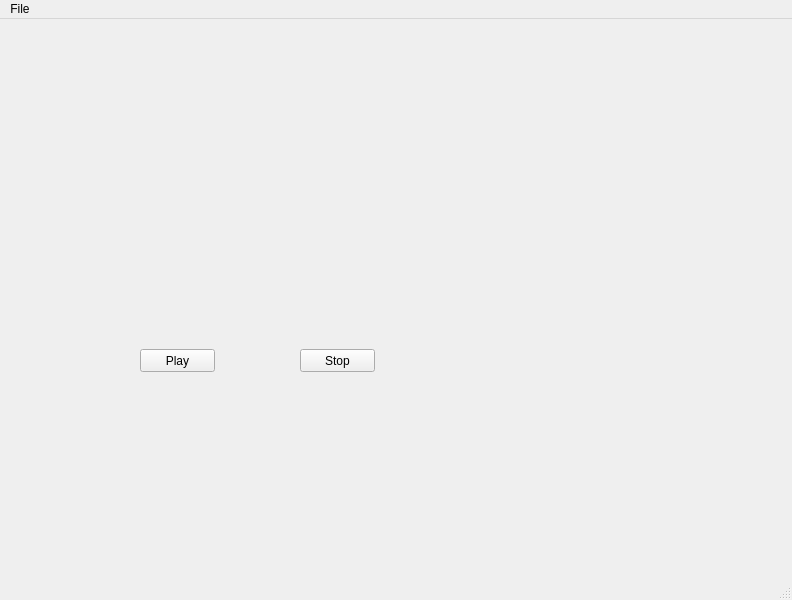
The window that ui/basic.ui (pratikone/videoVenom) describes before a commit, drawn with Qt 5.
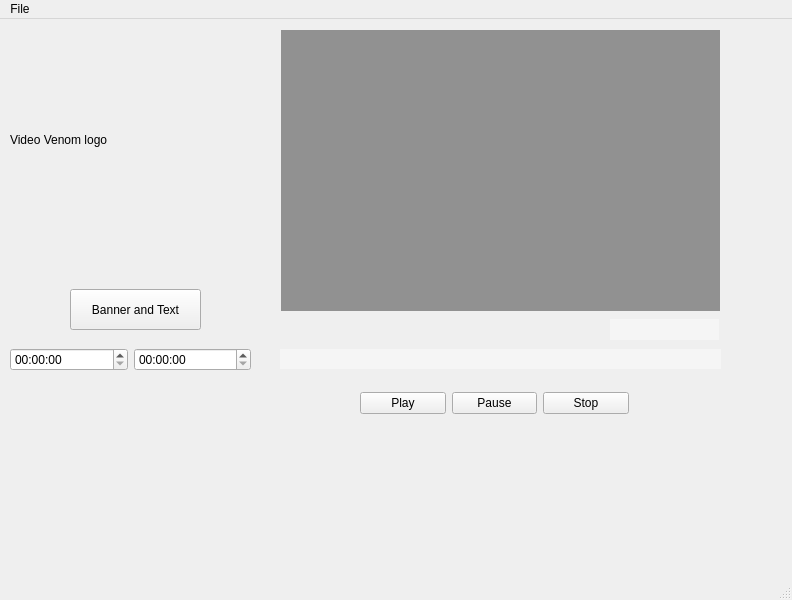
The same window after the commit. Custom widgets are drawn as their Qt base class.

Commit message: added UI elements to original video player

What changed in the file:
```diff
--- a/ui/basic.ui
+++ b/ui/basic.ui
@@ -17,59 +17,119 @@
    <widget class="Phonon::VideoPlayer" name="videoPlayer">
     <property name="geometry">
      <rect>
-      <x>130</x>
-      <y>50</y>
-      <width>300</width>
-      <height>200</height>
+      <x>281</x>
+      <y>11</y>
+      <width>439</width>
+      <height>281</height>
      </rect>
     </property>
+    <property name="styleSheet">
+     <string notr="true">background-color: rgba(0, 0, 0, 100)</string>
+    </property>
    </widget>
    <widget class="Phonon::SeekSlider" name="seekSlider">
     <property name="geometry">
      <rect>
-      <x>130</x>
+      <x>280</x>
+      <y>330</y>
+      <width>441</width>
+      <height>20</height>
+     </rect>
+    </property>
+    <property name="styleSheet">
+     <string notr="true">background-color: rgba(255, 255, 255, 100)</string>
+    </property>
+   </widget>
+   <widget class="Phonon::VolumeSlider" name="volumeSlider" native="true">
+    <property name="geometry">
+     <rect>
+      <x>610</x>
       <y>300</y>
-      <width>301</width>
-      <height>19</height>
-     </rect>
-    </property>
-   </widget>
-   <widget class="Phonon::VolumeSlider" name="volumeSlider">
-    <property name="geometry">
-     <rect>
-      <x>320</x>
-      <y>270</y>
       <width>109</width>
-      <height>22</height>
+      <height>21</height>
      </rect>
     </property>
+    <property name="styleSheet">
+     <string notr="true">background-color: rgba(255, 255, 255, 100)</string>
+    </property>
    </widget>
-   <widget class="QPushButton" name="playButton">
+   <widget class="QPushButton" name="bannerBtn">
     <property name="geometry">
      <rect>
-      <x>140</x>
-      <y>330</y>
-      <width>75</width>
-      <height>23</height>
+      <x>70</x>
+      <y>270</y>
+      <width>131</width>
+      <height>41</height>
      </rect>
     </property>
     <property name="text">
-     <string>Play</string>
+     <string>Banner and Text</string>
     </property>
    </widget>
-   <widget class="QPushButton" name="stopButton">
+   <widget class="QLabel" name="logoLabel">
     <property name="geometry">
      <rect>
-      <x>300</x>
-      <y>330</y>
-      <width>75</width>
-      <height>23</height>
+      <x>10</x>
+      <y>10</y>
+      <width>241</width>
+      <height>221</height>
      </rect>
     </property>
     <property name="text">
-     <string>Stop</string>
+     <string>Video Venom logo</string>
     </property>
    </widget>
+   <widget class="QWidget" name="">
+    <property name="geometry">
+     <rect>
+      <x>360</x>
+      <y>370</y>
+      <width>269</width>
+      <height>28</height>
+     </rect>
+    </property>
+    <layout class="QHBoxLayout" name="horizontalLayout">
+     <item>
+      <widget class="QPushButton" name="playButton">
+       <property name="text">
+        <string>Play</string>
+       </property>
+      </widget>
+     </item>
+     <item>
+      <widget class="QPushButton" name="pauseButton">
+       <property name="text">
+        <string>Pause</string>
+       </property>
+      </widget>
+     </item>
+     <item>
+      <widget class="QPushButton" name="stopButton">
+       <property name="text">
+        <string>Stop</string>
+       </property>
+      </widget>
+     </item>
+    </layout>
+   </widget>
+   <widget class="QWidget" name="">
+    <property name="geometry">
+     <rect>
+      <x>10</x>
+      <y>320</y>
+      <width>241</width>
+      <height>41</height>
+     </rect>
+    </property>
+    <layout class="QHBoxLayout" name="horizontalLayout_2">
+     <item>
+      <widget class="QTimeEdit" name="startTimeWidget"/>
+     </item>
+     <item>
+      <widget class="QTimeEdit" name="endTimeWidget"/>
+     </item>
+    </layout>
+   </widget>
   </widget>
   <widget class="QMenuBar" name="menubar">
    <property name="geometry">
```
Left out of the diff: 6 changed lines with no effect on the pictures. The commit also changes 1 other file.
